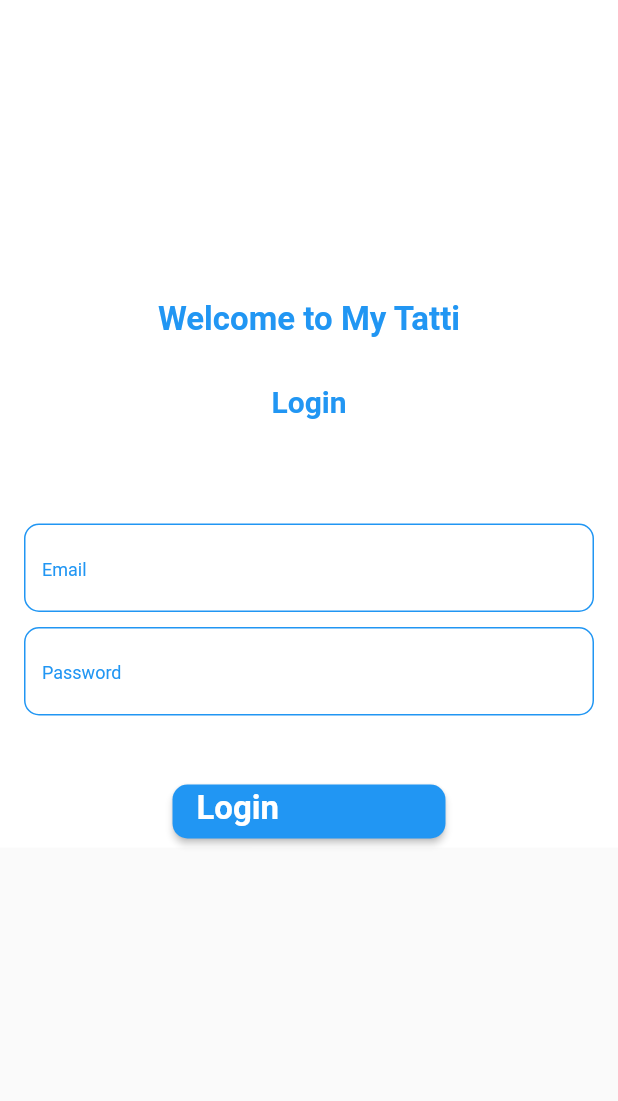
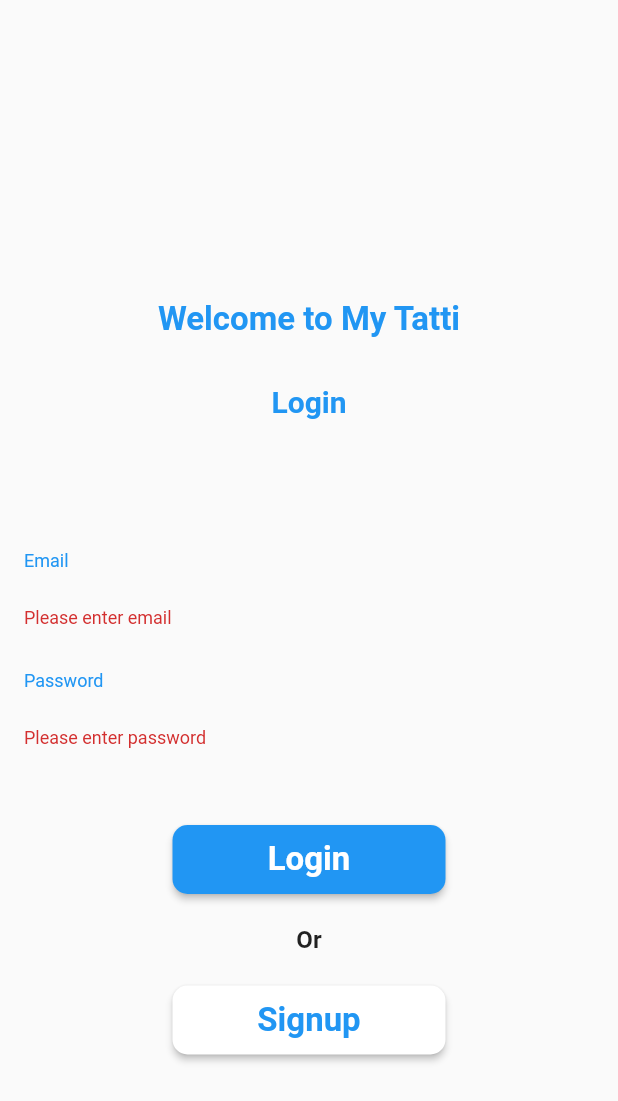
Before and after one commit to SyedMahide/Offline-Database, a Flutter app: the screen it shows after launch, after a tap on "Login", on a phone screen of 412 x 824 dp. Shown: the top 1101 px of the screen. Run offline on Flutter 3.47's test engine with Material 2 defaults, Android fonts, the phone set to English and light mode, and no system bars.

Commit message:
2nd commit

```diff
--- a/lib/login_screen.dart
+++ b/lib/login_screen.dart
@@ -1,4 +1,7 @@
+// ignore_for_file: non_constant_identifier_names
+
 import 'package:flutter/material.dart';
+import 'package:offline_database/signup_screen.dart';
 
 class LoginScreen extends StatefulWidget {
   const LoginScreen({Key? key}) : super(key: key);
@@ -10,16 +13,25 @@ class LoginScreen extends StatefulWidget {
 }
 
 class _LoginScreenState extends State<LoginScreen> {
+
+  final GlobalKey<FormState>_formkey = GlobalKey<FormState>();
+  String? _name, _email;
+  TextEditingController _emailController = TextEditingController();
+  TextEditingController _passwordController = TextEditingController();
+
   @override
   Widget build(BuildContext context) {
     return Scaffold(
       body: SingleChildScrollView(
         child: Container(
-          color: Colors.white,
+          child: Form(
+            key: _formkey,
             child: Column(
-            mainAxisAlignment: MainAxisAlignment.center,
+              crossAxisAlignment: CrossAxisAlignment.start,
               children: [
                 Container(
+                 // child: Colors.white,
+                  width: double.infinity,
                   alignment: Alignment.center,
                   margin: const EdgeInsets.only(top: 200),
                   // ignore: prefer_const_constructors
@@ -47,6 +59,17 @@ class _LoginScreenState extends State<LoginScreen> {
                 Container(
                   margin: EdgeInsets.only(top: 70, left: 16, right: 16),
                   child: TextFormField(
+                    validator: (String? value) {
+                      if (value!.isEmpty) {
+                        return "Please enter email";
+                      }
+                      if (!RegExp("^[a-zA-Z0-9+_.-]+@[a-zA-Z0-9.-]+[a-z]")
+                          .hasMatch(value)) {
+                        return "Please enter valid email";
+                      }
+                      return null;
+                    },
+                    controller: _emailController,
                     decoration: InputDecoration(
                       border: InputBorder.none,
                       enabledBorder: OutlineInputBorder(
@@ -66,8 +89,16 @@ class _LoginScreenState extends State<LoginScreen> {
                   ),
                 ),
                 Container(
-                margin: EdgeInsets.only(top: 10, left: 16, right: 16),
+                  margin:
+                      EdgeInsets.only(top: 10, left: 16, right: 16, bottom: 10),
                   child: TextFormField(
+                         validator: (String? value) {
+                         if (value!.isEmpty) {
+                           return "Please enter password";
+                         }
+                     return null;
+                   },
+                    controller: _passwordController,
                     decoration: InputDecoration(
                       border: InputBorder.none,
                       enabledBorder: OutlineInputBorder(
@@ -84,26 +115,79 @@ class _LoginScreenState extends State<LoginScreen> {
                           fontWeight: FontWeight.w400,
                           fontSize: 12),
                     ),
+
                   ),
                 ),
                 Container(
                   alignment: Alignment.center,
                   margin: EdgeInsets.only(top: 40),
                   child: MaterialButton(
-                  onPressed: (){},
+                    onPressed: () {
+                         if (_formkey.currentState!.validate()){
+                             print("Sucessfull");
+                              return;
+                            }else{
+                           print("Not Worked");
+                    }
+
+                    },
                     color: Colors.blue,
                     shape: RoundedRectangleBorder(
                       borderRadius: BorderRadius.all(Radius.circular(10)),
                     ),
                     child: Container(
+                      alignment: Alignment.center,
                       height: 30,
                       width: 150,
-                    child: Text("Login",
-                      style: TextStyle(fontSize: 22,fontWeight: FontWeight.w600,color: Colors.white),),
+                      margin: EdgeInsets.only(top: 8, bottom: 8),
+                      child: Text(
+                        "Login",
+                        style: TextStyle(
+                            fontSize: 22,
+                            fontWeight: FontWeight.w600,
+                            color: Colors.white),
                       ),
                     ),
-              )
+                  ),
+                ),
+                Container(
+                  alignment: Alignment.center,
+                  margin: EdgeInsets.only(top: 20),
+                  child: Text("Or",
+                      style:
+                          TextStyle(fontWeight: FontWeight.w600, fontSize: 16)),
+                ),
+                Container(
+                  alignment: Alignment.center,
+                  margin: EdgeInsets.only(top: 20),
+                  child: MaterialButton(
+                    onPressed: () {
+                      Navigator.push(
+                        context,
+                        MaterialPageRoute(builder: (context) => SignUp()),
+                      );
+                    },
+                    color: Colors.white,
+                    shape: RoundedRectangleBorder(
+                      borderRadius: BorderRadius.all(Radius.circular(10)),
+                    ),
+                    child: Container(
+                      alignment: Alignment.center,
+                      height: 30,
+                      width: 150,
+                      margin: EdgeInsets.only(top: 8, bottom: 8),
+                      child: Text(
+                        "Signup",
+                        style: TextStyle(
+                            fontSize: 22,
+                            fontWeight: FontWeight.w600,
+                            color: Colors.blue),
+                      ),
+                    ),
+                  ),
+                ),
               ],
+            ),
           ),
         ),
       ),
```
Also changed, not shown: lib/signup_screen.dart (added, +208 -0 lines). Lines whose indentation alone changed are shown as unchanged.
